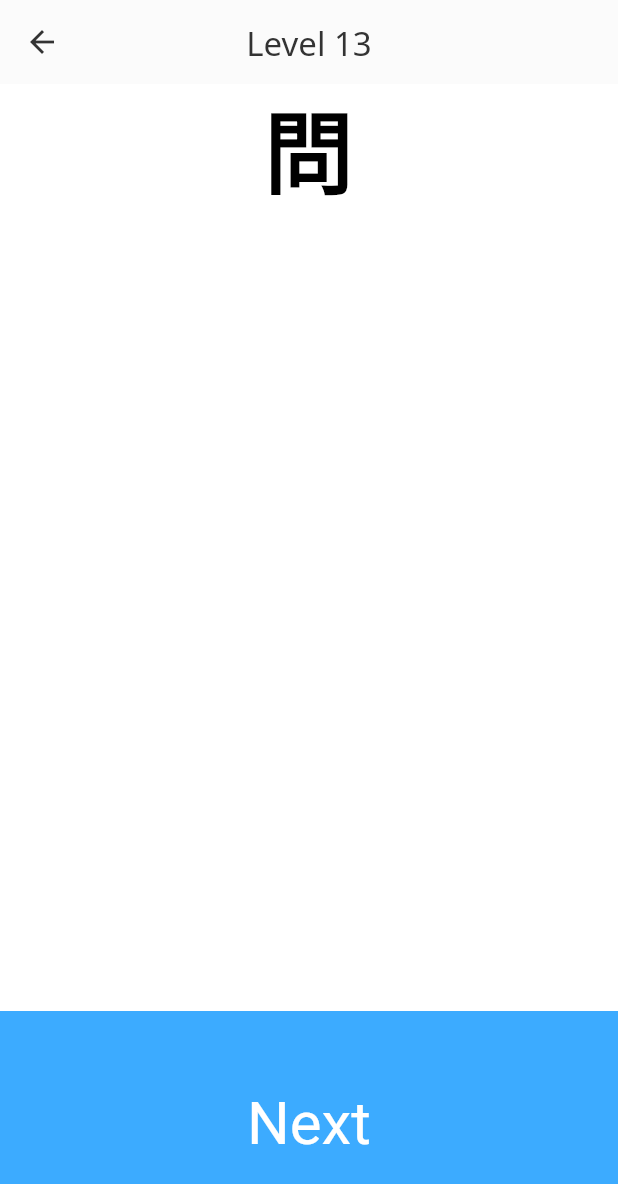
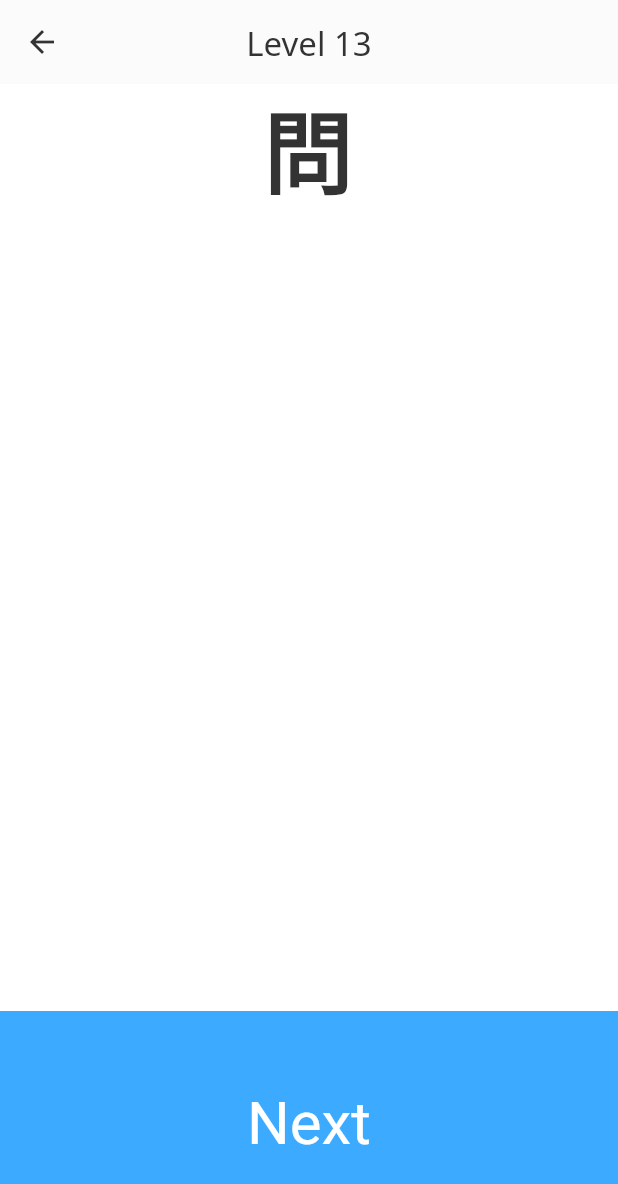
Before and after one commit to FrederikNorlyk/flutter-wanikani, a Flutter app: the screen it shows after launch, after a tap on "13", on a phone screen of 412 x 824 dp. Shown: the top 1184 px of the screen. Run offline on Flutter 3.47's test engine with Material 3 defaults, Android fonts, the phone set to English and light mode, and no system bars.

Commit message:
Changed question and answer widgets to be stateless and use theme colors automatically

```diff
--- a/lib/main.dart
+++ b/lib/main.dart
@@ -12,12 +12,14 @@ class MyApp extends StatelessWidget {
   @override
   Widget build(BuildContext context) {
 
+    const textColor = Color(0XFF333333);
+
     return MaterialApp(
       title: 'WaniKani Kanji Review',
       theme: ThemeData(
         appBarTheme: const AppBarTheme(
           backgroundColor: Color(0XFFfbfbfb),
-          foregroundColor: Color(0XFF333333),
+          foregroundColor: textColor,
         ),
         colorScheme: ColorScheme.fromSwatch().copyWith(
           primary: const Color(0xFFFF00AA),
@@ -25,8 +27,13 @@ class MyApp extends StatelessWidget {
           secondary: const Color(0xFF3CaBFF),
           onSecondary: Colors.white,
           background: const Color(0XFFe8e8e8),
-          onBackground: const Color(0XFF333333),
+          onBackground: textColor,
           surface: const Color(0XFFf4f4f4)
+        ),
+        textTheme: const TextTheme(
+          bodyLarge: TextStyle(color: textColor),
+          bodyMedium: TextStyle(color: textColor),
+          bodySmall: TextStyle(color: textColor),
         ),
         fontFamily: 'NotoSans',
         fontFamilyFallback: const ['NotoSansJP'],
--- a/lib/widgets/level_selector_widget.dart
+++ b/lib/widgets/level_selector_widget.dart
@@ -21,9 +21,9 @@ class LevelSelectorWidget extends StatelessWidget {
 
   List<Widget> _buildLevelGroups(BuildContext context) {
 
-    List<Widget> widgets = [];
+    final List<Widget> widgets = [];
 
-    var groups = [
+    final List<String> groups = [
       "快 PLEASANT",
       "苦 PAINFUL",
       "死 DEATH",
@@ -47,19 +47,19 @@ class LevelSelectorWidget extends StatelessWidget {
   SliverList _buildLabel(String group) {
     return SliverList(
       delegate: SliverChildBuilderDelegate(
+        childCount: 2,
         (context, index) => index == 0
           ? const SizedBox(height: 10)
-          : Text(group),
-        childCount: 2
-      ),
+          : Text(group)
+      )
     );
   }
 
   SliverGrid _buildButtonGrid(int startLevel) {
     return SliverGrid(
       delegate: SliverChildBuilderDelegate(
-        (context, index) => LevelSelectorButton(level: startLevel + index),
-        childCount: 10
+        childCount: 10,
+        (context, index) => LevelSelectorButton(level: startLevel + index)
       ),
       gridDelegate: const SliverGridDelegateWithMaxCrossAxisExtent(
         maxCrossAxisExtent: 100,
--- a/lib/widgets/question_widget.dart
+++ b/lib/widgets/question_widget.dart
@@ -1,28 +1,20 @@
 import 'package:flutter/material.dart';
 import 'package:flutter_wanikani/model/kanji_item.dart';
 
-class QuestionWidget extends StatefulWidget {
+class QuestionWidget extends StatelessWidget {
 
-  final KanjiItem item;
+  final KanjiItem _item;
 
-  const QuestionWidget({super.key, required this.item});
-
-  @override
-  State<StatefulWidget> createState() => _QuestionWidgetState();
-}
-
-class _QuestionWidgetState extends State<QuestionWidget> {
+  const QuestionWidget({super.key, required KanjiItem item}) : _item = item;
 
   @override
   Widget build(BuildContext context) {
-    return Align(
-      alignment: Alignment.topCenter,
-      child: Text(
-        widget.item.kanji,
-        style: const TextStyle(
-          fontSize: 60,
-          fontWeight: FontWeight.bold,
-        )
+    return Text(
+      _item.kanji,
+      textAlign: TextAlign.center,
+      style: const TextStyle(
+        fontSize: 60,
+        fontWeight: FontWeight.bold,
       )
     );
   }
```
Also changed, not shown: lib/widgets/answer_widget.dart (+23 -33 lines).
